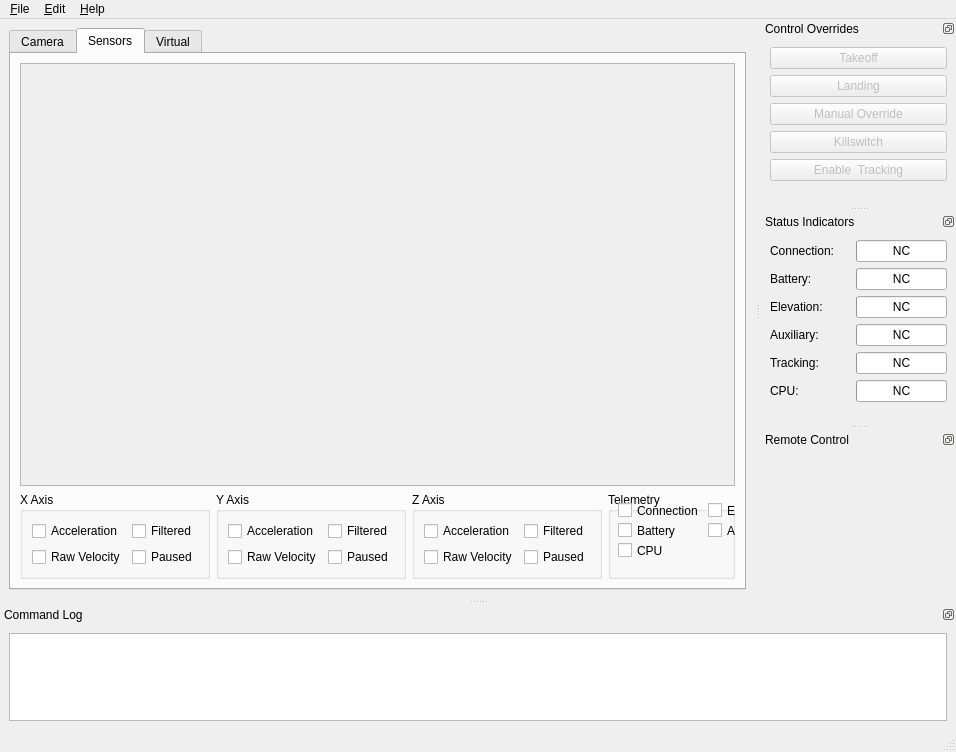
Old version of the form heliview/src/ApplicationFrame.ui in the repository gcsmith/ktgt-uav-desktop.
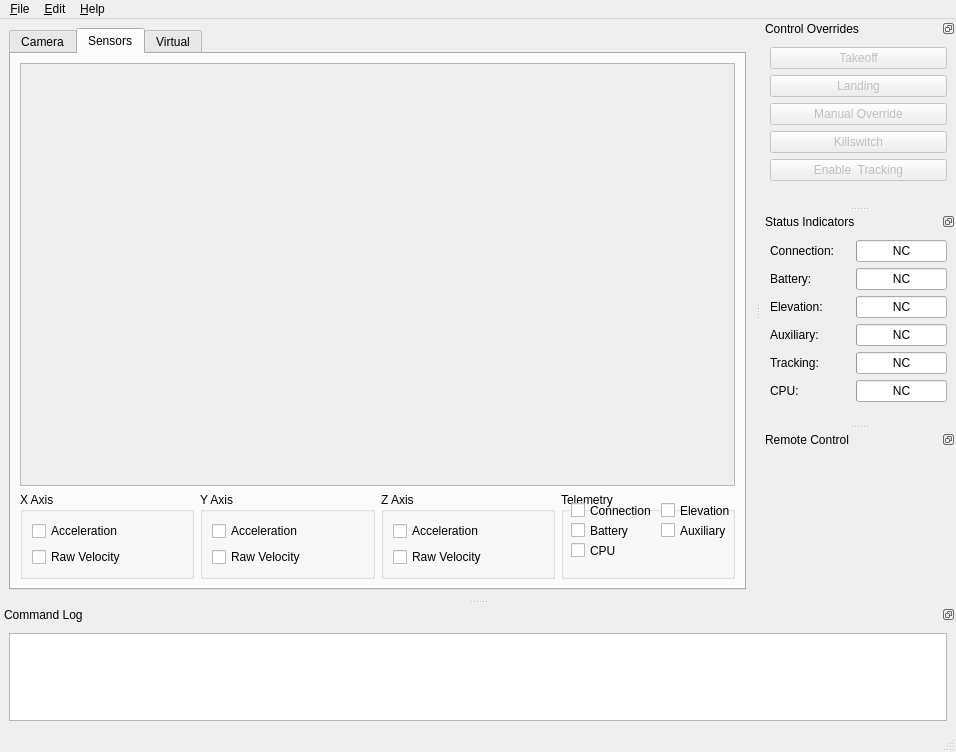
New version of the form. The open tabs and pages were chosen to show the change. Icons and pictures are not drawn.

Commit message: yeah, so I suck. Filter and Pause options are removed from sensor pane for the helicopter's attitude data

Diff of the .ui file:
```diff
--- a/heliview/src/ApplicationFrame.ui
+++ b/heliview/src/ApplicationFrame.ui
@@ -96,20 +96,6 @@
                </property>
               </widget>
              </item>
-             <item row="0" column="1">
-              <widget class="QCheckBox" name="checkBox">
-               <property name="text">
-                <string>Filtered</string>
-               </property>
-              </widget>
-             </item>
-             <item row="1" column="1">
-              <widget class="QCheckBox" name="checkBox_4">
-               <property name="text">
-                <string>Paused</string>
-               </property>
-              </widget>
-             </item>
             </layout>
            </widget>
           </item>
@@ -133,20 +119,6 @@
                </property>
               </widget>
              </item>
-             <item row="0" column="1">
-              <widget class="QCheckBox" name="checkBox_2">
-               <property name="text">
-                <string>Filtered</string>
-               </property>
-              </widget>
-             </item>
-             <item row="1" column="1">
-              <widget class="QCheckBox" name="checkBox_5">
-               <property name="text">
-                <string>Paused</string>
-               </property>
-              </widget>
-             </item>
             </layout>
            </widget>
           </item>
@@ -170,20 +142,6 @@
                </property>
               </widget>
              </item>
-             <item row="0" column="1">
-              <widget class="QCheckBox" name="checkBox_3">
-               <property name="text">
-                <string>Filtered</string>
-               </property>
-              </widget>
-             </item>
-             <item row="1" column="1">
-              <widget class="QCheckBox" name="checkBox_6">
-               <property name="text">
-                <string>Paused</string>
-               </property>
-              </widget>
-             </item>
             </layout>
            </widget>
           </item>
```
Left out of the diff: 4 changed lines with no effect on the pictures.
